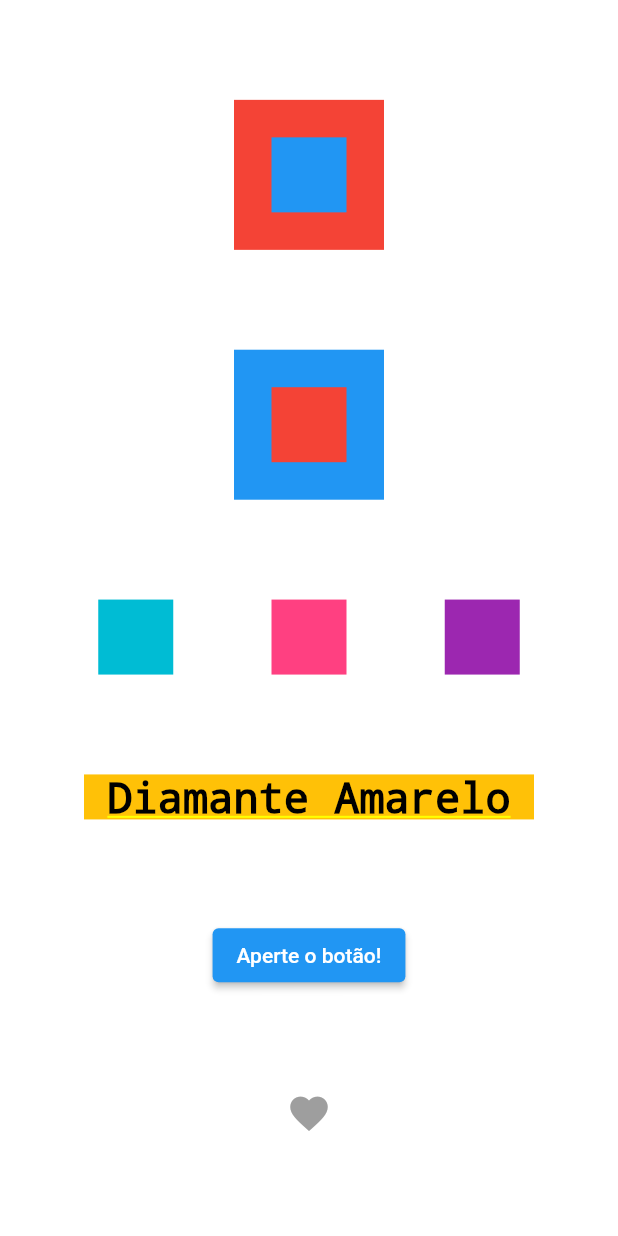
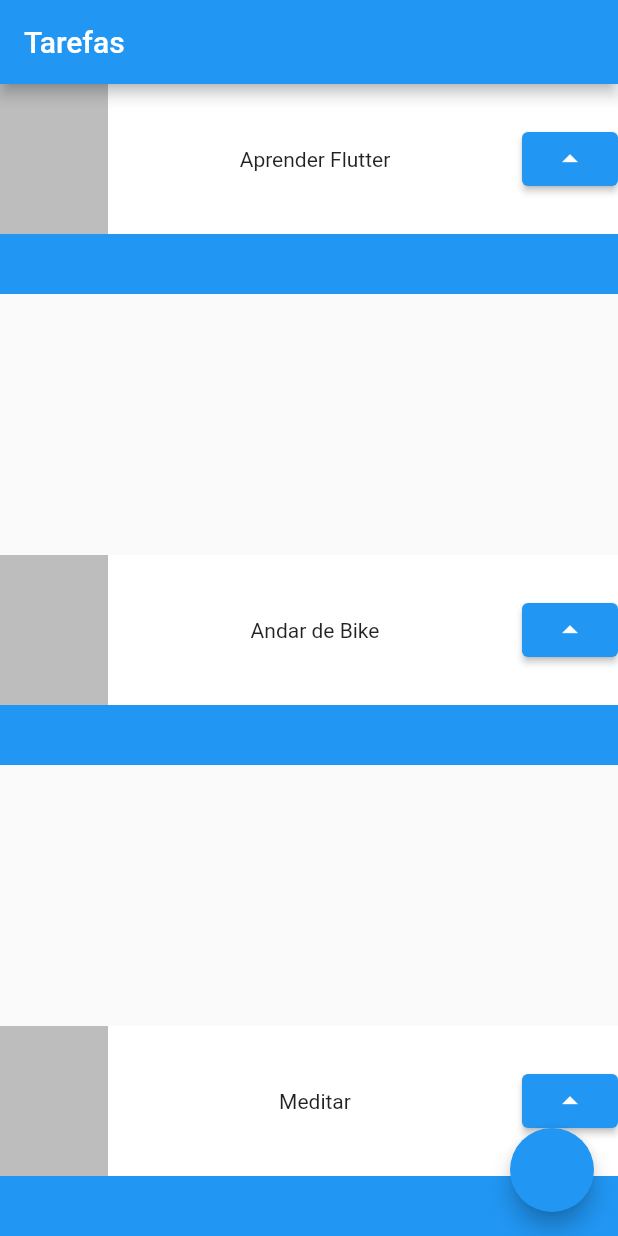
Before and after one commit to alissonKr/Flutter-Project, a Flutter app: the screen it shows after launch, on a phone screen of 412 x 824 dp. Run offline on Flutter 3.47's test engine with Material 2 defaults, Android fonts, the phone set to English and light mode, and no system bars; drawn by our look-alikes of like_button.

Commit message:
ListView e Padding

```diff
--- a/lib/main.dart
+++ b/lib/main.dart
@@ -1,5 +1,4 @@
 import 'package:flutter/material.dart';
-import 'package:like_button/like_button.dart';
 
 void main() {
   runApp(const MyApp());
@@ -15,85 +14,42 @@ class MyApp extends StatelessWidget {
       theme: ThemeData(
         primarySwatch: Colors.blue,
       ),
-        home: Container(
-          color: Colors.white,
-          child: Column(
-            mainAxisAlignment: MainAxisAlignment.spaceEvenly,
-            crossAxisAlignment: CrossAxisAlignment.center,
+      home: Scaffold(
+        appBar: AppBar(
+          title: Text('Tarefas'),
+        ),
+        body: Column(
+          mainAxisAlignment: MainAxisAlignment.spaceBetween,
           children: [
-              Stack(
-                alignment: AlignmentDirectional.center,
-                children: [
-                  Container(
-                    color: Colors.red,
-                    width: 100,
-                    height: 100,
-                  ),
-                  Container(
-                    color: Colors.blue,
-                    width: 50,
-                    height: 50,
-                  ),
+            task('Aprender Flutter'),
+            task('Andar de Bike'),
+            task('Meditar'),
           ],
         ),
-              Stack(
-                alignment: AlignmentDirectional.center,
-                children: [
-                  Container(
-                    color: Colors.blue,
-                    width: 100,
-                    height: 100,
+        floatingActionButton: FloatingActionButton(onPressed: () {}),
       ),
-                  Container(
-                    color: Colors.red,
-                    width: 50,
-                    height: 50,
-                  ),
-                ],
-              ),
-              Row(
-                mainAxisAlignment: MainAxisAlignment.spaceEvenly,
-                crossAxisAlignment: CrossAxisAlignment.center,
-                children: [
-                  Container(
-                    color: Colors.cyan,
-                    height: 50,
-                    width: 50,
-                  ),
-                  Container(
-                    color: Colors.pinkAccent,
-                    height: 50,
-                    width: 50,
-                  ),
-                  Container(
-                    color: Colors.purple,
-                    height: 50,
-                    width: 50,
-                  ),
-                ],
-              ),
-              Container(
-                color: Colors.amber,
-                height: 30,
-                width: 300,
-                child: Text(
-                  'Diamante Amarelo',
-                  style: TextStyle(
-                    color: Colors.black,
-                    fontSize: 28,
-                  ),
-                  textAlign: TextAlign.center,
-                ),
-              ),
-              ElevatedButton(
-                onPressed: () {
-                  print('Você apertou o botão');
-                },
-                child: Text('Aperte o botão!'),
-              ),
-              LikeButton(),
-            ],
-          ),
-        ));
+    );
   }
 }
+
+class task extends StatelessWidget {
+  final String nome;
+  const task(this.nome,{Key? key}) : super(key: key);
+
+  @override
+  Widget build(BuildContext context) {
+    return Container(child:
+    Stack(
+      children: [
+        Container(color: Colors.blue,height:140,),
+        Container(color:  Colors.white,height: 100,child: Row(
+          mainAxisAlignment: MainAxisAlignment.spaceBetween,
+          children: [
+            Container(color: Colors.black26, width: 72, height: 100,),
+            Text(nome),
+            ElevatedButton(onPressed: (){}, child: Icon(Icons.arrow_drop_up))
+          ],),)
+      ],
+    ),);
+  }
+}
```
Also changed, not shown: lib/minha_primeira_tela.dart (added, +81 -0 lines), pubspec.lock. Lines whose indentation alone changed are shown as unchanged.
